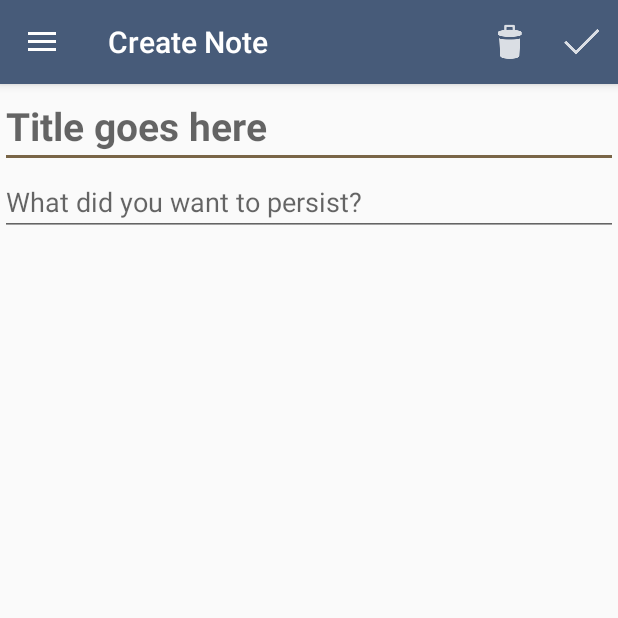
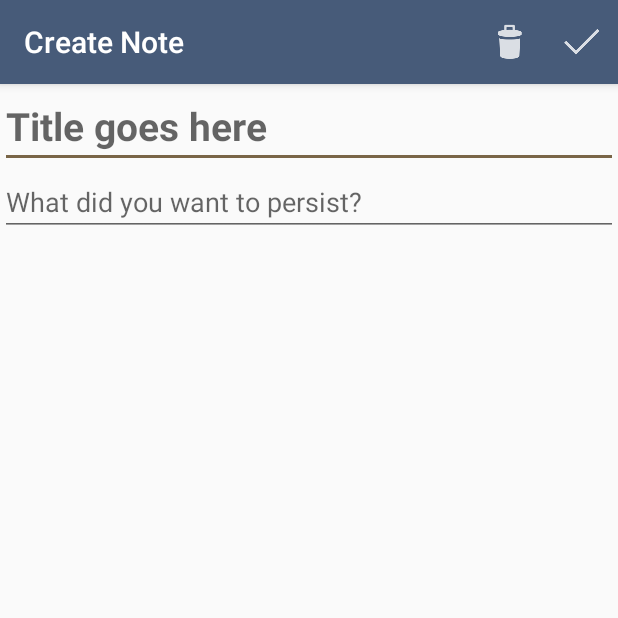
Before and after one commit to nyakeh/PaperTrail, an Android app: the CreateNoteActivity screen opened directly, with no data from a screen before it, on a phone screen of 412 x 824 dp, the top half of it. Run offline under Robolectric (Android 15) with nearby library versions, the phone set to English and light mode, and no system bars; 3 statements that could not run were skipped.

Commit message:
Replaced CreateNote fragment with Activity. I'm hoping using purer activities will enable smoother more perfomant animations between pages.

```diff
--- a/app/src/main/java/uk/co/nyakeh/papertrail/BookListFragment.java
+++ b/app/src/main/java/uk/co/nyakeh/papertrail/BookListFragment.java
@@ -3,6 +3,8 @@ package uk.co.nyakeh.papertrail;
 import android.content.Intent;
 import android.os.Bundle;
 import android.support.design.widget.FloatingActionButton;
+import android.support.v4.app.ActivityCompat;
+import android.support.v4.app.ActivityOptionsCompat;
 import android.support.v4.app.Fragment;
 import android.support.v7.widget.LinearLayoutManager;
 import android.support.v7.widget.RecyclerView;
@@ -128,6 +130,10 @@ public class BookListFragment extends Fragment {
         public void onClick(View view) {
             Intent intent = BookActivity.newIntent(getActivity(), mBook.getId());
             startActivity(intent);
+
+//            String transitionName = getString(R.string.transition_book_cover);
+//            ActivityOptionsCompat options = ActivityOptionsCompat.makeSceneTransitionAnimation(getActivity(), mImageView, transitionName);
+//            ActivityCompat.startActivity(getActivity(), intent, options.toBundle());
         }
     }
 
--- a/app/src/main/java/uk/co/nyakeh/papertrail/CreateNoteActivity.java
+++ b/app/src/main/java/uk/co/nyakeh/papertrail/CreateNoteActivity.java
@@ -1,31 +1,107 @@
 package uk.co.nyakeh.papertrail;
 
-import android.content.Context;
-import android.content.Intent;
-import android.support.v4.app.Fragment;
+import android.os.Bundle;
+import android.support.v7.app.AppCompatActivity;
+import android.support.v7.widget.Toolbar;
+import android.text.Editable;
+import android.text.TextWatcher;
+import android.view.Menu;
+import android.view.MenuItem;
+import android.widget.EditText;
 
 import java.util.UUID;
 
-public class CreateNoteActivity extends SingleFragmentActivity {
-    private static final String EXTRA_BOOK_ID = "uk.co.nyakeh.papertrail.book_id";
-    private static final String EXTRA_NOTE_CONTENT = "uk.co.nyakeh.papertrail.note_content";
+public class CreateNoteActivity extends AppCompatActivity {
+    private static final String ARG_BOOK_ID = "book_id";
+    private static final String ARG_NOTE_CONTENT = "note_content";
 
-    public static Intent newIntent(Context packageContext, UUID bookId, String startingNoteContent) {
-        Intent intent = new Intent(packageContext, CreateNoteActivity.class);
-        intent.putExtra(EXTRA_BOOK_ID, bookId);
-        intent.putExtra(EXTRA_NOTE_CONTENT, startingNoteContent);
-        return intent;
+    private EditText mNoteTitle;
+    private EditText mNoteContent;
+    private Note mNote;
+
+    @Override
+    protected void onCreate(Bundle savedInstanceState) {
+        super.onCreate(savedInstanceState);
+        setContentView(R.layout.fragment_create_note);
+        Toolbar toolbar = (Toolbar) findViewById(R.id.toolbar);
+        setSupportActionBar(toolbar);
+
+        Bundle extras = getIntent().getExtras();
+        String startingNoteContent = extras.getString(ARG_NOTE_CONTENT);
+        UUID bookId = (UUID) extras.get(ARG_BOOK_ID);
+
+        Note note = new Note(bookId, startingNoteContent);
+        BookLab.get(this).addNote(note);
+        mNote = note;
+
+
+        mNoteTitle = (EditText) findViewById(R.id.note_title);
+        mNoteTitle.addTextChangedListener(new TextWatcher() {
+            @Override
+            public void beforeTextChanged(CharSequence s, int start, int count, int after) {
+            }
+
+            @Override
+            public void onTextChanged(CharSequence inputChar, int start, int before, int count) {
+                mNote.setTitle(inputChar.toString());
+            }
+
+            @Override
+            public void afterTextChanged(Editable s) {
+            }
+        });
+
+        mNoteContent = (EditText) findViewById(R.id.note_content);
+        mNoteContent.setText(mNote.getContent());
+        mNoteContent.addTextChangedListener(new TextWatcher() {
+            @Override
+            public void beforeTextChanged(CharSequence s, int start, int count, int after) {
+            }
+
+            @Override
+            public void onTextChanged(CharSequence inputChar, int start, int before, int count) {
+                mNote.setContent(inputChar.toString());
+            }
+
+            @Override
+            public void afterTextChanged(Editable s) {
+            }
+        });
     }
 
     @Override
-    protected Fragment createFragment() {
-        UUID bookId = (UUID) getIntent().getSerializableExtra(EXTRA_BOOK_ID);
-        String startingNoteContent = (String) getIntent().getSerializableExtra(EXTRA_NOTE_CONTENT);
-        return CreateNoteFragment.newInstance(bookId, startingNoteContent);
+    public boolean onCreateOptionsMenu(Menu menu) {
+        getMenuInflater().inflate(R.menu.fragment_create_note, menu);
+        return super.onCreateOptionsMenu(menu);
     }
 
     @Override
-    protected CharSequence getSelfNavDrawerItem() {
-        return NAVDRAWER_ITEM_INVALID;
+    public boolean onOptionsItemSelected(MenuItem item) {
+        switch (item.getItemId()) {
+            case R.id.menu_item_delete_note:
+                BookLab.get(this).deleteNote(mNote.getId());
+                finish();
+                return true;
+            case R.id.menu_item_save_note:
+                if (noteEmpty()) {
+                    BookLab.get(this).deleteNote(mNote.getId());
+                } else {
+                    BookLab.get(this).updateNote(mNote);
+                }
+                finish();
+                return true;
+            default:
+                return super.onOptionsItemSelected(item);
+        }
+    }
+
+    @Override
+    public void onPause() {
+        super.onPause();
+        BookLab.get(this).updateNote(mNote);
+    }
+
+    public boolean noteEmpty() {
+        return (mNote.getContent() == null || mNote.getContent().isEmpty()) && (mNote.getTitle() == null || mNote.getTitle().isEmpty()) ;
     }
 }
--- a/app/src/main/java/uk/co/nyakeh/papertrail/CreateNoteFragment.java
+++ /dev/null
@@ -1,121 +0,0 @@
-package uk.co.nyakeh.papertrail;
-
-import android.os.Bundle;
-import android.support.v4.app.Fragment;
-import android.text.Editable;
-import android.text.TextWatcher;
-import android.view.LayoutInflater;
-import android.view.Menu;
-import android.view.MenuInflater;
-import android.view.MenuItem;
-import android.view.View;
-import android.view.ViewGroup;
-import android.widget.EditText;
-
-import java.util.UUID;
-
-public class CreateNoteFragment extends Fragment {
-    private static final String ARG_BOOK_ID = "book_id";
-    private static final String ARG_NOTE_CONTENT = "note_content";
-
-    private EditText mNoteTitle;
-    private EditText mNoteContent;
-    private Note mNote;
-
-    public static CreateNoteFragment newInstance(UUID bookId, String startingNoteContent) {
-        CreateNoteFragment fragment = new CreateNoteFragment();
-        Bundle arguments = new Bundle();
-        arguments.putSerializable(ARG_BOOK_ID, bookId);
-        arguments.putSerializable(ARG_NOTE_CONTENT, startingNoteContent);
-        fragment.setArguments(arguments);
-        return fragment;
-    }
-
-    @Override
-    public void onCreate(Bundle savedInstanceState) {
-        super.onCreate(savedInstanceState);
-        setHasOptionsMenu(true);
-
-        String startingNoteContent = (String) getArguments().getSerializable(ARG_NOTE_CONTENT);
-        UUID bookId = (UUID) getArguments().getSerializable(ARG_BOOK_ID);
-        Note note = new Note(bookId, startingNoteContent);
-        BookLab.get(getActivity()).addNote(note);
-        mNote = note;
-    }
-
-    @Override
-    public View onCreateView(final LayoutInflater inflater, ViewGroup container, Bundle savedInstanceState) {
-        View view = inflater.inflate(R.layout.fragment_create_note, container, false);
-
-        mNoteTitle = (EditText) view.findViewById(R.id.note_title);
-        mNoteTitle.addTextChangedListener(new TextWatcher() {
-            @Override
-            public void beforeTextChanged(CharSequence s, int start, int count, int after) {
-            }
-
-            @Override
-            public void onTextChanged(CharSequence inputChar, int start, int before, int count) {
-                mNote.setTitle(inputChar.toString());
-            }
-
-            @Override
-            public void afterTextChanged(Editable s) {
-            }
-        });
-
-        mNoteContent = (EditText) view.findViewById(R.id.note_content);
-        mNoteContent.setText(mNote.getContent());
-        mNoteContent.addTextChangedListener(new TextWatcher() {
-            @Override
-            public void beforeTextChanged(CharSequence s, int start, int count, int after) {
-            }
-
-            @Override
-            public void onTextChanged(CharSequence inputChar, int start, int before, int count) {
-                mNote.setContent(inputChar.toString());
-            }
-
-            @Override
-            public void afterTextChanged(Editable s) {
-            }
-        });
-
-        return view;
-    }
-
-    @Override
-    public void onCreateOptionsMenu(Menu menu, MenuInflater inflater) {
-        super.onCreateOptionsMenu(menu, inflater);
-        inflater.inflate(R.menu.fragment_create_note, menu);
-    }
-
-    @Override
-    public boolean onOptionsItemSelected(MenuItem item) {
-        switch (item.getItemId()) {
-            case R.id.menu_item_delete_note:
-                BookLab.get(getActivity()).deleteNote(mNote.getId());
-                getActivity().finish();
-                return true;
-            case R.id.menu_item_save_note:
-                if (noteEmpty()) {
-                    BookLab.get(getActivity()).deleteNote(mNote.getId());
-                } else {
-                    BookLab.get(getActivity()).updateNote(mNote);
-                }
-                getActivity().finish();
-                return true;
-            default:
-                return super.onOptionsItemSelected(item);
-        }
-    }
-
-    @Override
-    public void onPause() {
-        super.onPause();
-        BookLab.get(getActivity()).updateNote(mNote);
-    }
-
-    public boolean noteEmpty() {
-        return mNote.getContent() == null || mNote.getContent().isEmpty();
-    }
-}
--- a/app/src/main/res/layout/content_base.xml
+++ b/app/src/main/res/layout/content_base.xml
@@ -5,10 +5,7 @@
     xmlns:tools="http://schemas.android.com/tools"
     android:layout_width="match_parent"
     android:layout_height="match_parent"
-    android:paddingBottom="@dimen/activity_vertical_margin"
-    android:paddingLeft="@dimen/activity_horizontal_margin"
-    android:paddingRight="@dimen/activity_horizontal_margin"
-    android:paddingTop="@dimen/activity_vertical_margin"
+    android:padding="@dimen/activity_vertical_margin"
     app:layout_behavior="@string/appbar_scrolling_view_behavior"
     tools:showIn="@layout/app_bar_base">
 
--- a/app/src/main/res/layout/fragment_create_note.xml
+++ b/app/src/main/res/layout/fragment_create_note.xml
@@ -1,4 +1,25 @@
 <?xml version="1.0" encoding="utf-8"?>
+<android.support.design.widget.CoordinatorLayout
+    xmlns:android="http://schemas.android.com/apk/res/android"
+    xmlns:app="http://schemas.android.com/apk/res-auto"
+    android:layout_width="match_parent"
+    android:layout_height="match_parent"
+    android:fitsSystemWindows="true">
+
+    <android.support.design.widget.AppBarLayout
+        android:layout_width="match_parent"
+        android:layout_height="wrap_content"
+        android:theme="@style/AppTheme.AppBarOverlay">
+
+        <android.support.v7.widget.Toolbar
+            android:id="@+id/toolbar"
+            android:layout_width="match_parent"
+            android:layout_height="?attr/actionBarSize"
+            android:background="?attr/colorPrimary"
+            app:popupTheme="@style/AppTheme.PopupOverlay"/>
+
+    </android.support.design.widget.AppBarLayout>
+
     <LinearLayout xmlns:android="http://schemas.android.com/apk/res/android"
                   xmlns:app="http://schemas.android.com/apk/res-auto"
                   android:layout_width="match_parent"
@@ -25,3 +46,5 @@
             android:maxLines="10"/>
 
     </LinearLayout>
+
+</android.support.design.widget.CoordinatorLayout>
--- a/app/src/main/res/values/strings.xml
+++ b/app/src/main/res/values/strings.xml
@@ -40,4 +40,5 @@
     <string name="note_title">note_title</string>
     <string name="note_content">note_content</string>
     <string name="transition_book_cover">Transition Book Cover</string>
+    <string name="title_activity_template">TemplateActivity</string>
 </resources>
```
Also changed, not shown: app/src/main/java/uk/co/nyakeh/papertrail/NoteFragment.java (+5 -10 lines), app/src/main/res/layout/activity_base.xml (line endings or trailing spaces). Lines whose indentation alone changed are shown as unchanged.
